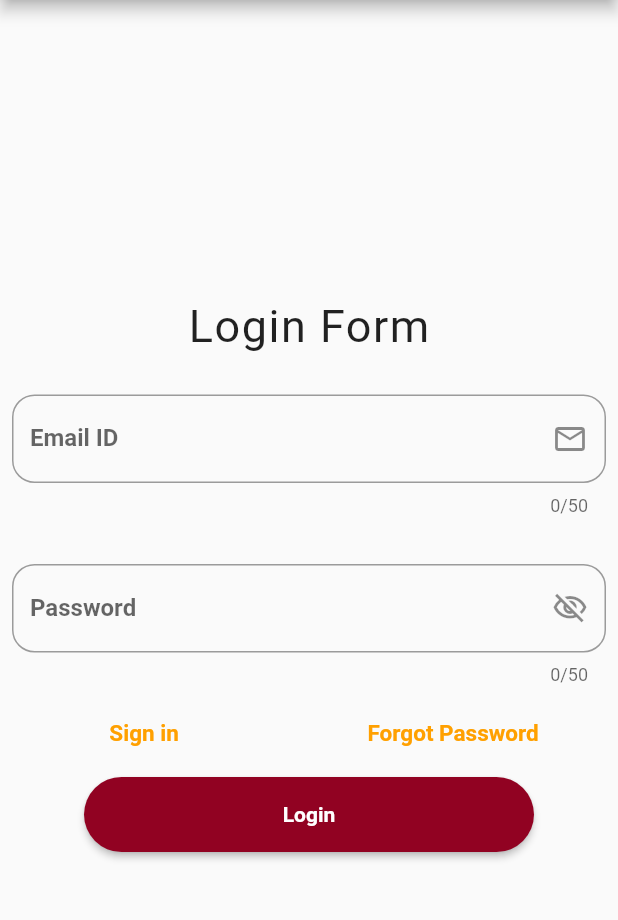
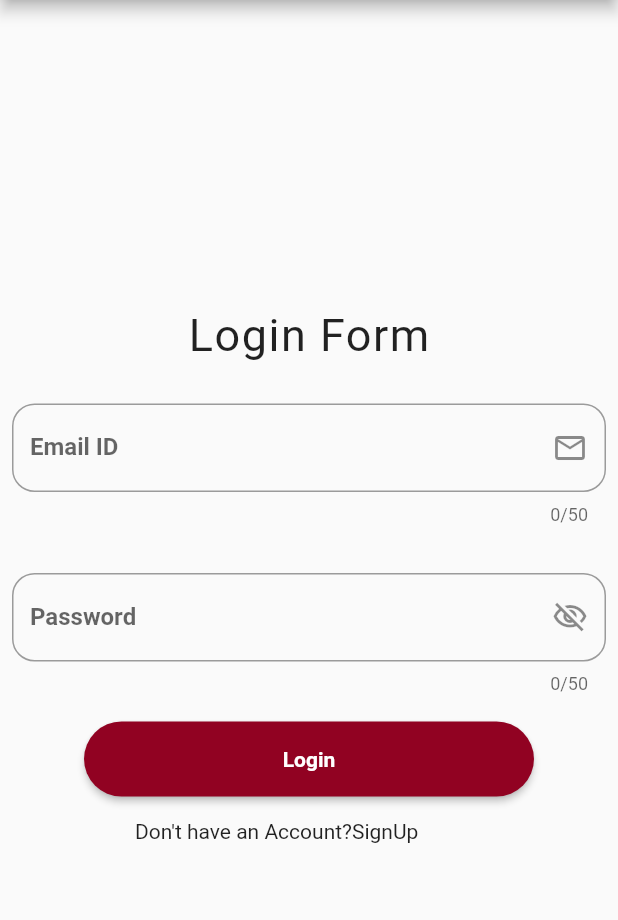
Before and after one commit to jay-salunke/admissionrelatedportfolio, a Flutter app: the screen it shows after launch, after a tap on "Login", on a phone screen of 412 x 824 dp, the part 84-1004 px from its top. Run offline on Flutter 3.47's test engine with Material 2 defaults, Android fonts, the phone set to English and light mode, and no system bars; drawn by our look-alikes of rounded_loading_button; our stand-ins replace cloud_firestore, dio, firebase_auth, firebase_core, firebase_storage, flash and 1 more; missing offline and left inert: flutter_downloader; accounts and stored records are empty.

Commit message:
refactor the login page code

```diff
--- a/lib/Pages/login.dart
+++ b/lib/Pages/login.dart
@@ -20,9 +20,8 @@ class Login extends StatefulWidget {
 }
 
 class _LoginState extends State<Login> {
-
   final RoundedLoadingButtonController _btnController =
-  RoundedLoadingButtonController();
+      RoundedLoadingButtonController();
 
   bool _isVisible = true;
   String _emailId = "";
@@ -195,47 +194,11 @@ class _LoginState extends State<Login> {
                 onChanged: (value) => _password = value,
               ),
             ),
+            // SizedBox(
+            //   height: 15,
+            // ),
             SizedBox(
-              height: 15,
-            ),
-            Row(
-              mainAxisAlignment: MainAxisAlignment.spaceAround,
-              children: <Widget>[
-                Padding(
-                  padding: const EdgeInsets.symmetric(horizontal: 20),
-                  child: InkWell(
-                    child: Text(
-                      "Sign in",
-                      style: TextStyle(
-                        color: Colors.amber[700],
-                        fontSize: 15,
-                        fontWeight: FontWeight.bold,
-                      ),
-                    ),
-                    onTap: () {
-                      Navigator.of(context).push(
-                        MaterialPageRoute(
-                          builder: (context) => SignupPage(),
-                        ),
-                      );
-                    },
-                  ),
-                ),
-                InkWell(
-                  child: Text(
-                    'Forgot Password',
-                    style: TextStyle(
-                      color: Colors.amber[700],
-                      fontSize: 15,
-                      fontWeight: FontWeight.bold,
-                    ),
-                  ),
-                  onTap: () {},
-                ),
-              ],
-            ),
-            SizedBox(
-              height: 20,
+              height: 10,
             ),
             RoundedLoadingButton(
               color: Color(mainColor),
@@ -303,6 +266,18 @@ class _LoginState extends State<Login> {
                 ),
               ),
             ),
+            SizedBox(
+              height: 15,
+            ),
+            Padding(
+              padding: const EdgeInsets.only(left: 90),
+              child: Row(
+                children: <Widget>[
+                  Text("Don't have an Account?"),
+                  GestureDetector(child: Text('SignUp'), onTap: () {}),
+                ],
+              ),
+            ),
           ],
         ),
       ),
```
